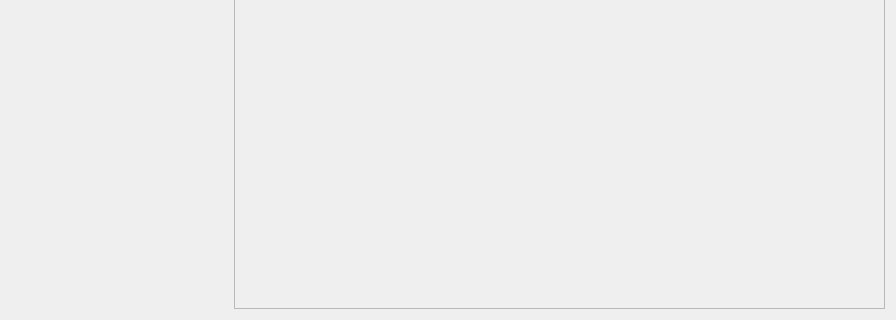
Qt form Kursova/EducationProgressForms/InputForms/markinputform.ui (zzvanyazz/Kursova) before a commit; both pictures show x 0 to 896 and y 145 to 465 of the 896 by 465 pixel window.
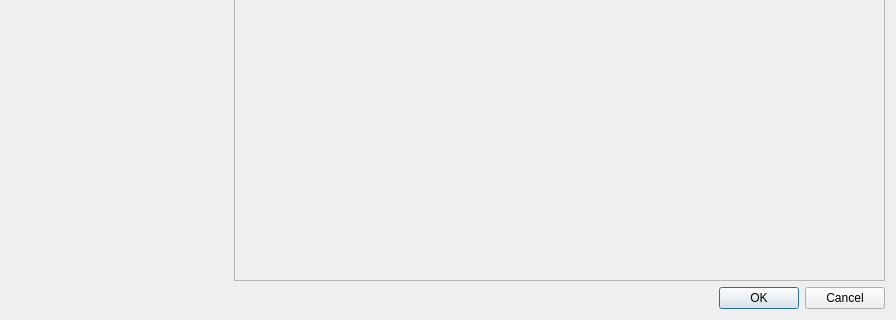
The same form after that commit.

Patch:
```diff
--- a/Kursova/EducationProgressForms/InputForms/markinputform.ui
+++ b/Kursova/EducationProgressForms/InputForms/markinputform.ui
@@ -13,7 +13,9 @@
   <property name="windowTitle">
    <string>Form</string>
   </property>
-  <layout class="QHBoxLayout" name="horizontalLayout">
+  <layout class="QVBoxLayout" name="verticalLayout_4">
+   <item>
+    <layout class="QHBoxLayout" name="horizontalLayout_4">
    <item>
     <widget class="QWidget" name="widget" native="true">
      <property name="sizePolicy">
@@ -112,11 +114,21 @@
        <rect>
         <x>0</x>
         <y>0</y>
-        <width>652</width>
-        <height>445</height>
-       </rect>
-      </property>
-     </widget>
+          <width>647</width>
+          <height>407</height>
+         </rect>
+        </property>
+        <layout class="QVBoxLayout" name="verticalLayout_2"/>
+       </widget>
+      </widget>
+     </item>
+    </layout>
+   </item>
+   <item>
+    <widget class="QDialogButtonBox" name="buttonBox">
+     <property name="standardButtons">
+      <set>QDialogButtonBox::Cancel|QDialogButtonBox::Ok</set>
+     </property>
     </widget>
    </item>
   </layout>
```
Lines whose indentation alone changed are shown as unchanged.
